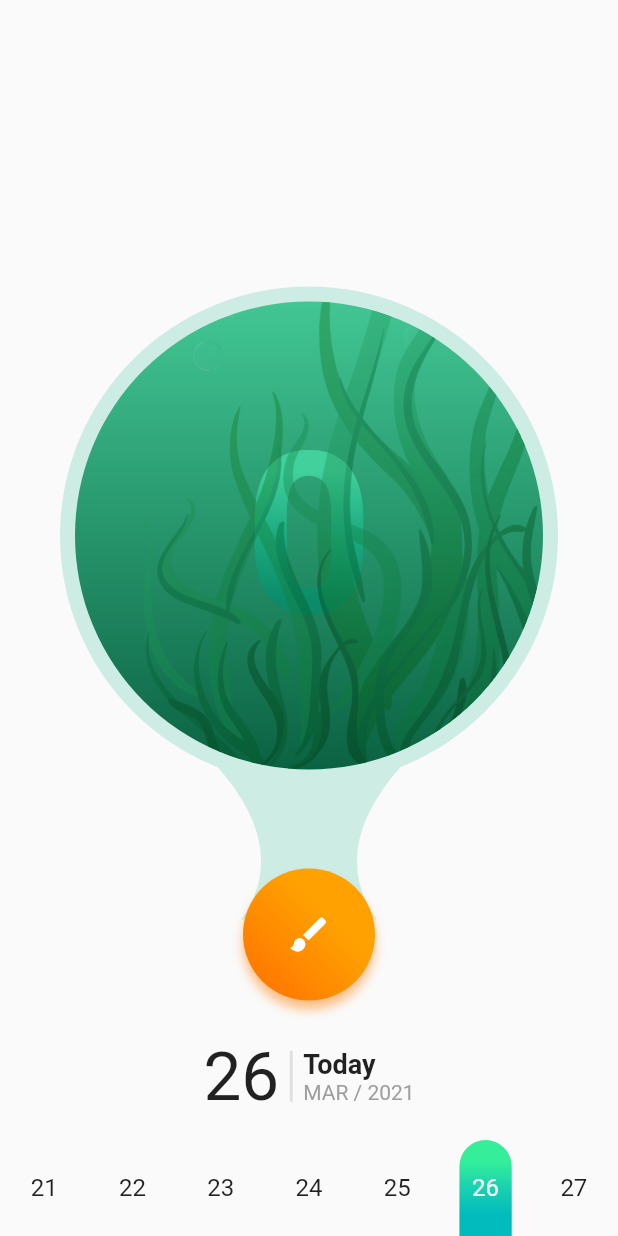
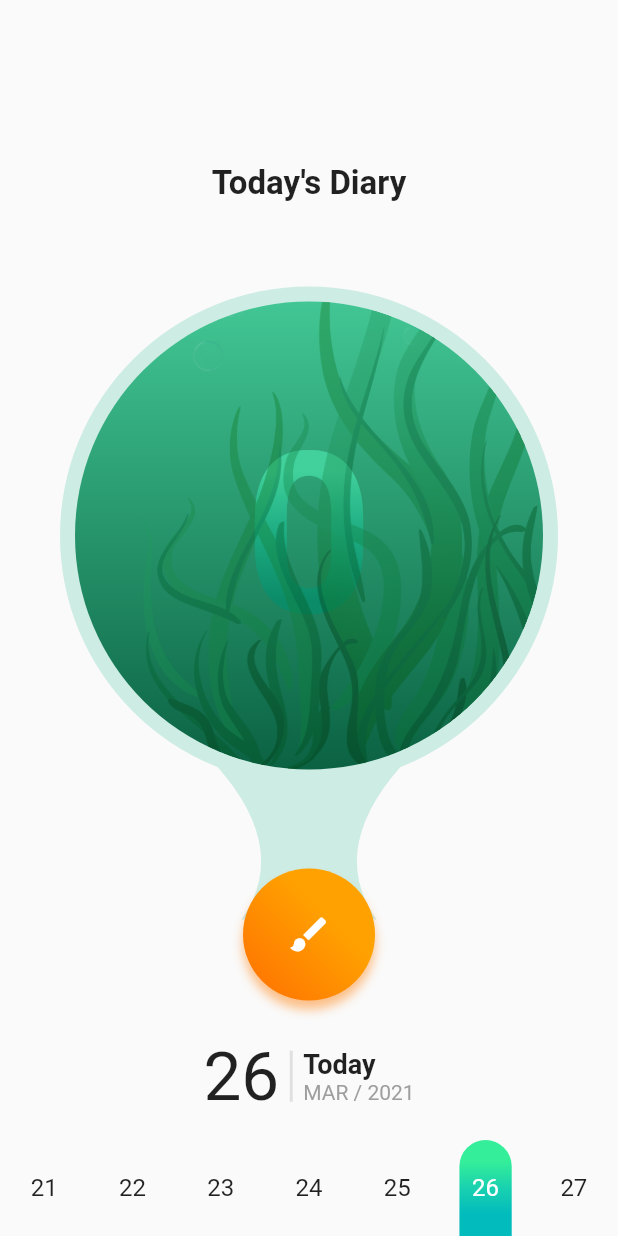
Before and after one commit to marinalvdgs/goldfish_notes_ui_demo, a Flutter app: the screen it shows after launch, on a phone screen of 412 x 824 dp. Run offline on Flutter 3.47's test engine with Material 2 defaults, Android fonts, the phone set to English and light mode, and no system bars; drawn by our look-alikes of table_calendar.

Commit message:
add diary title

```diff
--- a/lib/ui/home_screen.dart
+++ b/lib/ui/home_screen.dart
@@ -1,6 +1,7 @@
 import 'package:flutter/material.dart';
 import 'package:goldfish_notes_ui_demo/ui/widgets/gn_calendar.dart';
 import 'package:goldfish_notes_ui_demo/ui/widgets/gn_counter.dart';
+import 'package:goldfish_notes_ui_demo/utils/utils.dart';
 
 class HomeScreen extends StatefulWidget {
   @override
@@ -8,14 +9,31 @@ class HomeScreen extends StatefulWidget {
 }
 
 class _HomeScreenState extends State<HomeScreen> {
+  DateTime selectedDay = DateTime.now();
+
+  void onDayChange(DateTime day) {
+    setState(() {
+      selectedDay = day;
+    });
+  }
+
   @override
   Widget build(BuildContext context) {
     return Scaffold(
       body: Column(
         mainAxisAlignment: MainAxisAlignment.end,
         children: [
+          Padding(
+            padding: const EdgeInsets.only(bottom: 16),
+            child: Text(
+              '${getWeekDay(selectedDay)}\'s Diary',
+              style: TextStyle(fontSize: 22, fontWeight: FontWeight.w600),
+            ),
+          ),
           Flexible(child: GNCounter()),
-          GNCalendar(),
+          GNCalendar(
+            onDayChange: onDayChange,
+          ),
         ],
       ),
     );
--- a/lib/ui/widgets/gn_calendar.dart
+++ b/lib/ui/widgets/gn_calendar.dart
@@ -16,6 +16,10 @@ const LinearGradient dayGradient = LinearGradient(
 );
 
 class GNCalendar extends StatefulWidget {
+  final Function onDayChange;
+
+  GNCalendar({@required this.onDayChange});
+
   @override
   _GNCalendarState createState() => _GNCalendarState();
 }
@@ -49,6 +53,7 @@ class _GNCalendarState extends State<GNCalendar>
         selectedDay = day;
         _animationController.reset();
         _animationController.forward();
+        widget.onDayChange(selectedDay);
       });
     }
   }
@@ -75,7 +80,7 @@ class _GNCalendarState extends State<GNCalendar>
         borderRadius: BorderRadius.all(Radius.circular(50)),
         child: Material(
           color: Colors.transparent,
-          type: MaterialType.circle,
+          type: MaterialType.button,
           child: InkWell(
             onTap: onDateTap,
             splashColor: Color(0x3342C694),
```
